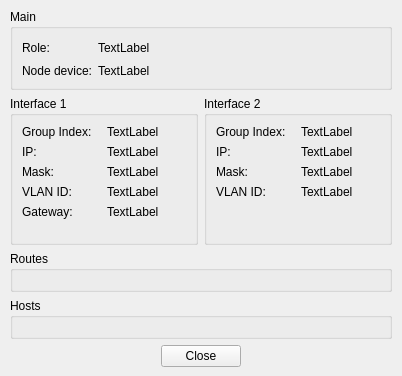
The window that src/VMTD/VMTD/engine/model/VMTDParticipantForm.ui (ekushko/qt-vxlan-mtd-old) describes before a commit, drawn with Qt 5.
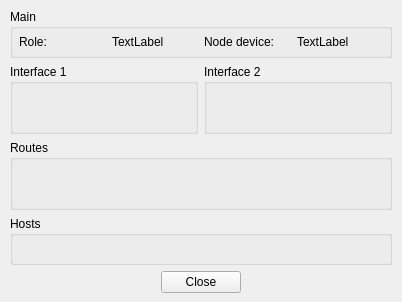
The same window after the commit. Icons and pictures are not drawn.

```diff
--- a/src/VMTD/VMTD/engine/model/VMTDParticipantForm.ui
+++ b/src/VMTD/VMTD/engine/model/VMTDParticipantForm.ui
@@ -7,7 +7,7 @@
     <x>0</x>
     <y>0</y>
     <width>402</width>
-    <height>376</height>
+    <height>302</height>
    </rect>
   </property>
   <property name="windowTitle">
@@ -97,18 +97,24 @@
            <string>Main</string>
           </property>
           <layout class="QGridLayout" name="gridLayout_3">
+           <property name="leftMargin">
+            <number>6</number>
+           </property>
+           <property name="topMargin">
+            <number>6</number>
+           </property>
+           <property name="rightMargin">
+            <number>6</number>
+           </property>
+           <property name="bottomMargin">
+            <number>6</number>
+           </property>
            <item row="0" column="3">
-            <spacer name="_2">
-             <property name="orientation">
-              <enum>Qt::Horizontal</enum>
+            <widget class="QLabel" name="_15">
+             <property name="text">
+              <string>Node device:</string>
              </property>
-             <property name="sizeHint" stdset="0">
-              <size>
-               <width>40</width>
-               <height>20</height>
-              </size>
-             </property>
-            </spacer>
+            </widget>
            </item>
            <item row="0" column="1">
             <widget class="QLabel" name="_3">
@@ -124,14 +130,7 @@
              </property>
             </widget>
            </item>
-           <item row="1" column="1">
-            <widget class="QLabel" name="_15">
-             <property name="text">
-              <string>Node device:</string>
-             </property>
-            </widget>
-           </item>
-           <item row="1" column="2">
+           <item row="0" column="4">
             <widget class="QLabel" name="lbNodeDevice">
              <property name="text">
               <string>TextLabel</string>
@@ -148,79 +147,28 @@
             <property name="title">
              <string>Interface 1</string>
             </property>
-            <layout class="QGridLayout" name="gridLayout">
-             <item row="5" column="1">
-              <widget class="QLabel" name="lbGateway">
+            <layout class="QVBoxLayout" name="verticalLayout_6">
+             <property name="leftMargin">
+              <number>6</number>
+             </property>
+             <property name="topMargin">
+              <number>6</number>
+             </property>
+             <property name="rightMargin">
+              <number>6</number>
+             </property>
+             <property name="bottomMargin">
+              <number>6</number>
+             </property>
+             <item>
+              <widget class="QLabel" name="lbInterface_1">
                <property name="text">
-                <string>TextLabel</string>
+                <string/>
                </property>
               </widget>
              </item>
-             <item row="5" column="0">
-              <widget class="QLabel" name="_6">
-               <property name="text">
-                <string>Gateway:</string>
-               </property>
-              </widget>
-             </item>
-             <item row="2" column="0">
-              <widget class="QLabel" name="_7">
-               <property name="text">
-                <string>IP:</string>
-               </property>
-              </widget>
-             </item>
-             <item row="1" column="1">
-              <widget class="QLabel" name="lbGroupIndex_1">
-               <property name="text">
-                <string>TextLabel</string>
-               </property>
-              </widget>
-             </item>
-             <item row="3" column="1">
-              <widget class="QLabel" name="lbMask_1">
-               <property name="text">
-                <string>TextLabel</string>
-               </property>
-              </widget>
-             </item>
-             <item row="3" column="0">
-              <widget class="QLabel" name="_8">
-               <property name="text">
-                <string>Mask:</string>
-               </property>
-              </widget>
-             </item>
-             <item row="4" column="0">
-              <widget class="QLabel" name="_9">
-               <property name="text">
-                <string>VLAN ID:</string>
-               </property>
-              </widget>
-             </item>
-             <item row="2" column="1">
-              <widget class="QLabel" name="lbIp_1">
-               <property name="text">
-                <string>TextLabel</string>
-               </property>
-              </widget>
-             </item>
-             <item row="4" column="1">
-              <widget class="QLabel" name="lbVlanId_1">
-               <property name="text">
-                <string>TextLabel</string>
-               </property>
-              </widget>
-             </item>
-             <item row="1" column="0">
-              <widget class="QLabel" name="_5">
-               <property name="text">
-                <string>Group Index:</string>
-               </property>
-              </widget>
-             </item>
-             <item row="6" column="0" colspan="2">
-              <spacer name="verticalSpacer">
+             <item>
+              <spacer name="_5">
                <property name="orientation">
                 <enum>Qt::Vertical</enum>
                </property>
@@ -240,65 +188,28 @@
             <property name="title">
              <string>Interface 2</string>
             </property>
-            <layout class="QGridLayout" name="gridLayout_2">
-             <item row="2" column="1">
-              <widget class="QLabel" name="lbMask_2">
+            <layout class="QVBoxLayout" name="verticalLayout_2">
+             <property name="leftMargin">
+              <number>6</number>
+             </property>
+             <property name="topMargin">
+              <number>6</number>
+             </property>
+             <property name="rightMargin">
+              <number>6</number>
+             </property>
+             <property name="bottomMargin">
+              <number>6</number>
+             </property>
+             <item>
+              <widget class="QLabel" name="lbInterface_2">
                <property name="text">
-                <string>TextLabel</string>
+                <string/>
                </property>
               </widget>
              </item>
-             <item row="0" column="1">
-              <widget class="QLabel" name="lbGroupIndex_2">
-               <property name="text">
-                <string>TextLabel</string>
-               </property>
-              </widget>
-             </item>
-             <item row="1" column="1">
-              <widget class="QLabel" name="lbIp_2">
-               <property name="text">
-                <string>TextLabel</string>
-               </property>
-              </widget>
-             </item>
-             <item row="3" column="0">
-              <widget class="QLabel" name="_13">
-               <property name="text">
-                <string>VLAN ID:</string>
-               </property>
-              </widget>
-             </item>
-             <item row="3" column="1">
-              <widget class="QLabel" name="lbVlanId_2">
-               <property name="text">
-                <string>TextLabel</string>
-               </property>
-              </widget>
-             </item>
-             <item row="2" column="0">
-              <widget class="QLabel" name="_11">
-               <property name="text">
-                <string>Mask:</string>
-               </property>
-              </widget>
-             </item>
-             <item row="1" column="0">
-              <widget class="QLabel" name="_12">
-               <property name="text">
-                <string>IP:</string>
-               </property>
-              </widget>
-             </item>
-             <item row="0" column="0">
-              <widget class="QLabel" name="_10">
-               <property name="text">
-                <string>Group Index:</string>
-               </property>
-              </widget>
-             </item>
-             <item row="4" column="0" colspan="2">
-              <spacer name="_14">
+             <item>
+              <spacer name="_4">
                <property name="orientation">
                 <enum>Qt::Vertical</enum>
                </property>
@@ -317,36 +228,31 @@
         </item>
         <item>
          <widget class="QGroupBox" name="gbRoutes">
-          <property name="sizePolicy">
-           <sizepolicy hsizetype="Preferred" vsizetype="Preferred">
-            <horstretch>0</horstretch>
-            <verstretch>1</verstretch>
-           </sizepolicy>
-          </property>
           <property name="title">
            <string>Routes</string>
           </property>
-          <layout class="QVBoxLayout" name="verticalLayout_2">
+          <layout class="QVBoxLayout" name="verticalLayout_3">
+           <property name="leftMargin">
+            <number>6</number>
+           </property>
+           <property name="topMargin">
+            <number>6</number>
+           </property>
+           <property name="rightMargin">
+            <number>6</number>
+           </property>
+           <property name="bottomMargin">
+            <number>6</number>
+           </property>
            <item>
-            <widget class="QWidget" name="wRoutes" native="true">
-             <layout class="QVBoxLayout" name="verticalLayout_3">
-              <property name="leftMargin">
-               <number>0</number>
-              </property>
-              <property name="topMargin">
-               <number>0</number>
-              </property>
-              <property name="rightMargin">
-               <number>0</number>
-              </property>
-              <property name="bottomMargin">
-               <number>0</number>
-              </property>
-             </layout>
+            <widget class="QLabel" name="lbRoutes">
+             <property name="text">
+              <string/>
+             </property>
             </widget>
            </item>
            <item>
-            <spacer name="_4">
+            <spacer name="_2">
              <property name="orientation">
               <enum>Qt::Vertical</enum>
              </property>
@@ -373,22 +279,23 @@
            <string>Hosts</string>
           </property>
           <layout class="QVBoxLayout" name="verticalLayout_4">
+           <property name="leftMargin">
+            <number>6</number>
+           </property>
+           <property name="topMargin">
+            <number>6</number>
+           </property>
+           <property name="rightMargin">
+            <number>6</number>
+           </property>
+           <property name="bottomMargin">
+            <number>6</number>
+           </property>
            <item>
-            <widget class="QWidget" name="wHosts" native="true">
-             <layout class="QVBoxLayout" name="verticalLayout_5">
-              <property name="leftMargin">
-               <number>0</number>
-              </property>
-              <property name="topMargin">
-               <number>0</number>
-              </property>
-              <property name="rightMargin">
-               <number>0</number>
-              </property>
-              <property name="bottomMargin">
-               <number>0</number>
-              </property>
-             </layout>
+            <widget class="QLabel" name="lbHosts">
+             <property name="text">
+              <string/>
+             </property>
             </widget>
            </item>
            <item>
```
Left out of the diff: 4 changed lines with no effect on the pictures.
